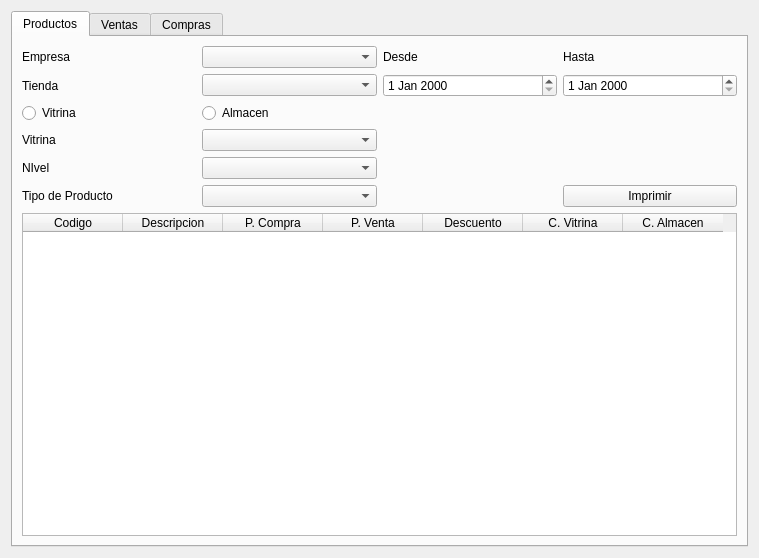
This is reporte/ui_reporte.ui in rodety/Jireh as Qt 5 draws it before an edit. The edited form follows.
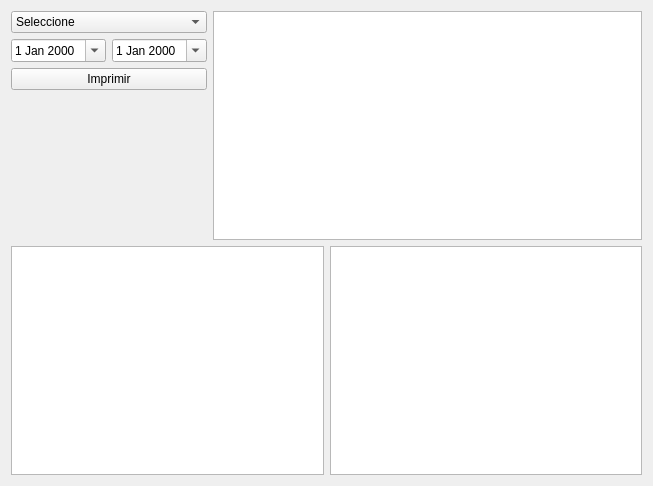
This is the edited form. Icons and pictures are not drawn.

```diff
--- a/reporte/ui_reporte.ui
+++ b/reporte/ui_reporte.ui
@@ -6,322 +6,101 @@
    <rect>
     <x>0</x>
     <y>0</y>
-    <width>759</width>
-    <height>558</height>
+    <width>653</width>
+    <height>486</height>
    </rect>
   </property>
   <property name="windowTitle">
    <string>Form</string>
   </property>
-  <layout class="QGridLayout" name="gridLayout">
+  <layout class="QGridLayout" name="gridLayout_4">
    <item row="0" column="0">
-    <widget class="QTabWidget" name="tabWidget">
-     <property name="currentIndex">
-      <number>0</number>
-     </property>
-     <widget class="QWidget" name="tab">
-      <property name="styleSheet">
-       <string notr="true"/>
-      </property>
-      <attribute name="title">
-       <string>Productos</string>
-      </attribute>
-      <layout class="QGridLayout" name="gridLayout_2">
-       <item row="0" column="0">
-        <layout class="QVBoxLayout" name="verticalLayout_3">
-         <item>
-          <layout class="QGridLayout" name="gridLayout_6">
-           <item row="7" column="0">
-            <widget class="QLabel" name="label_28">
-             <property name="text">
-              <string>NIvel</string>
-             </property>
-            </widget>
-           </item>
-           <item row="7" column="1">
-            <widget class="QComboBox" name="comboBox_7"/>
-           </item>
-           <item row="5" column="1">
-            <widget class="QComboBox" name="comboBox_11"/>
-           </item>
-           <item row="8" column="0">
-            <widget class="QLabel" name="label_32">
-             <property name="text">
-              <string>Tipo de Producto</string>
-             </property>
-            </widget>
-           </item>
-           <item row="0" column="1">
-            <widget class="QComboBox" name="comboBox_9"/>
-           </item>
-           <item row="8" column="3">
-            <widget class="QPushButton" name="pushButton_7">
-             <property name="text">
-              <string>Imprimir</string>
-             </property>
-            </widget>
-           </item>
-           <item row="3" column="1">
-            <widget class="QComboBox" name="comboBox_10"/>
-           </item>
-           <item row="5" column="0">
-            <widget class="QLabel" name="label_19">
-             <property name="text">
-              <string>Vitrina</string>
-             </property>
-            </widget>
-           </item>
-           <item row="0" column="0">
-            <widget class="QLabel" name="label_17">
-             <property name="text">
-              <string>Empresa</string>
-             </property>
-            </widget>
-           </item>
-           <item row="3" column="0">
-            <widget class="QLabel" name="label_18">
-             <property name="text">
-              <string>Tienda</string>
-             </property>
-            </widget>
-           </item>
-           <item row="8" column="1">
-            <widget class="QComboBox" name="comboBox_12"/>
-           </item>
-           <item row="4" column="0">
-            <widget class="QRadioButton" name="radioButton">
-             <property name="text">
-              <string>Vitrina</string>
-             </property>
-            </widget>
-           </item>
-           <item row="4" column="1">
-            <widget class="QRadioButton" name="radioButton_2">
-             <property name="text">
-              <string>Almacen</string>
-             </property>
-            </widget>
-           </item>
-           <item row="0" column="2">
-            <widget class="QLabel" name="label_31">
-             <property name="text">
-              <string>Desde</string>
-             </property>
-            </widget>
-           </item>
-           <item row="0" column="3">
-            <widget class="QLabel" name="label_30">
-             <property name="text">
-              <string>Hasta</string>
-             </property>
-            </widget>
-           </item>
-           <item row="3" column="2">
-            <widget class="QDateEdit" name="dateEdit"/>
-           </item>
-           <item row="3" column="3">
-            <widget class="QDateEdit" name="dateEdit_2"/>
-           </item>
-          </layout>
-         </item>
-         <item>
-          <widget class="QTableWidget" name="tableWidget_3">
-           <column>
+    <layout class="QGridLayout" name="gridLayout_3">
+     <item row="0" column="0" colspan="2">
+      <layout class="QHBoxLayout" name="horizontalLayout">
+       <item>
+        <layout class="QGridLayout" name="gridLayout">
+         <item row="0" column="0" colspan="2">
+          <widget class="QComboBox" name="comboBox">
+           <item>
             <property name="text">
-             <string>Codigo</string>
+             <string>Seleccione</string>
             </property>
-           </column>
-           <column>
+           </item>
+           <item>
             <property name="text">
-             <string>Descripcion</string>
+             <string>Producto</string>
             </property>
-           </column>
-           <column>
+           </item>
+           <item>
             <property name="text">
-             <string>P. Compra</string>
+             <string>Tienda</string>
             </property>
-           </column>
-           <column>
+           </item>
+           <item>
             <property name="text">
-             <string>P. Venta</string>
+             <string>Vendedor</string>
             </property>
-           </column>
-           <column>
+           </item>
+           <item>
             <property name="text">
-             <string>Descuento</string>
+             <string>Clientes</string>
             </property>
-           </column>
-           <column>
-            <property name="text">
-             <string>C. Vitrina</string>
-            </property>
-           </column>
-           <column>
-            <property name="text">
-             <string>C. Almacen</string>
-            </property>
-           </column>
+           </item>
           </widget>
          </item>
-        </layout>
-       </item>
-      </layout>
-     </widget>
-     <widget class="QWidget" name="tab_2">
-      <attribute name="title">
-       <string>Ventas</string>
-      </attribute>
-      <layout class="QGridLayout" name="gridLayout_7">
-       <item row="0" column="0">
-        <layout class="QVBoxLayout" name="verticalLayout_2">
-         <item>
-          <layout class="QGridLayout" name="gridLayout_5">
-           <item row="6" column="0">
-            <widget class="QLabel" name="label_22">
-             <property name="text">
-              <string>Estado</string>
-             </property>
-            </widget>
-           </item>
-           <item row="6" column="1">
-            <widget class="QComboBox" name="comboBox_4"/>
-           </item>
-           <item row="0" column="0">
-            <widget class="QLabel" name="label_14">
-             <property name="text">
-              <string>Empresa</string>
-             </property>
-            </widget>
-           </item>
-           <item row="3" column="0">
-            <widget class="QLabel" name="label_15">
-             <property name="text">
-              <string>Tienda</string>
-             </property>
-            </widget>
-           </item>
-           <item row="0" column="1">
-            <widget class="QComboBox" name="comboBox"/>
-           </item>
-           <item row="3" column="1">
-            <widget class="QComboBox" name="comboBox_2"/>
-           </item>
-           <item row="4" column="0">
-            <widget class="QLabel" name="label_16">
-             <property name="text">
-              <string>Documento</string>
-             </property>
-            </widget>
-           </item>
-           <item row="4" column="1">
-            <widget class="QComboBox" name="comboBox_3"/>
-           </item>
-           <item row="7" column="0">
-            <widget class="QLabel" name="label_27">
-             <property name="text">
-              <string>Forma de Pago</string>
-             </property>
-            </widget>
-           </item>
-           <item row="7" column="1">
-            <widget class="QComboBox" name="comboBox_6"/>
-           </item>
-           <item row="7" column="3">
-            <widget class="QPushButton" name="pushButton_5">
-             <property name="text">
-              <string>Imprimir</string>
-             </property>
-            </widget>
-           </item>
-           <item row="0" column="2">
-            <widget class="QLabel" name="label_21">
-             <property name="text">
-              <string>Desde</string>
-             </property>
-            </widget>
-           </item>
-           <item row="0" column="3">
-            <widget class="QLabel" name="label_24">
-             <property name="text">
-              <string>Hasta</string>
-             </property>
-            </widget>
-           </item>
-           <item row="3" column="2">
-            <widget class="QDateEdit" name="dateEdit_3"/>
-           </item>
-           <item row="3" column="3">
-            <widget class="QDateEdit" name="dateEdit_4"/>
-           </item>
-           <item row="4" column="2">
-            <widget class="QLabel" name="label_23">
-             <property name="text">
-              <string>Producto</string>
-             </property>
-            </widget>
-           </item>
-           <item row="4" column="3">
-            <widget class="QComboBox" name="comboBox_5"/>
-           </item>
-           <item row="6" column="2">
-            <widget class="QLabel" name="label">
-             <property name="text">
-              <string>Escala</string>
-             </property>
-            </widget>
-           </item>
-           <item row="6" column="3">
-            <widget class="QComboBox" name="comboBox_8"/>
-           </item>
-          </layout>
+         <item row="3" column="0" colspan="2">
+          <spacer name="verticalSpacer">
+           <property name="orientation">
+            <enum>Qt::Vertical</enum>
+           </property>
+           <property name="sizeHint" stdset="0">
+            <size>
+             <width>20</width>
+             <height>40</height>
+            </size>
+           </property>
+          </spacer>
          </item>
-        </layout>
-       </item>
-       <item row="1" column="0">
-        <layout class="QHBoxLayout" name="horizontalLayout_4">
-         <item>
-          <widget class="QLabel" name="label_2">
+         <item row="1" column="0">
+          <widget class="QDateEdit" name="dateEdit">
+           <property name="calendarPopup">
+            <bool>true</bool>
+           </property>
+          </widget>
+         </item>
+         <item row="2" column="0" colspan="2">
+          <widget class="QPushButton" name="pushButton_imprimir">
            <property name="text">
-            <string>Imagen</string>
+            <string>Imprimir</string>
+           </property>
+           <property name="icon">
+            <iconset resource="../Icons/Icons.qrc">
+             <normaloff>:/Icons/Print.png</normaloff>:/Icons/Print.png</iconset>
+           </property>
+          </widget>
+         </item>
+         <item row="1" column="1">
+          <widget class="QDateEdit" name="dateEdit_2">
+           <property name="calendarPopup">
+            <bool>true</bool>
            </property>
           </widget>
          </item>
         </layout>
        </item>
-       <item row="2" column="0">
-        <spacer name="verticalSpacer">
-         <property name="orientation">
-          <enum>Qt::Vertical</enum>
-         </property>
-         <property name="sizeHint" stdset="0">
-          <size>
-           <width>20</width>
-           <height>40</height>
-          </size>
-         </property>
-        </spacer>
+       <item>
+        <widget class="QListView" name="listView_entidad"/>
        </item>
       </layout>
-     </widget>
-     <widget class="QWidget" name="tab_3">
-      <attribute name="title">
-       <string>Compras</string>
-      </attribute>
-      <widget class="QLabel" name="label_3">
-       <property name="geometry">
-        <rect>
-         <x>50</x>
-         <y>130</y>
-         <width>181</width>
-         <height>17</height>
-        </rect>
-       </property>
-       <property name="text">
-        <string>Compras por Producto</string>
-       </property>
-      </widget>
-     </widget>
-    </widget>
+     </item>
+     <item row="1" column="0">
+      <widget class="QListView" name="listView_principal"/>
+     </item>
+     <item row="1" column="1">
+      <widget class="QListView" name="listView_secundario"/>
+     </item>
+    </layout>
    </item>
   </layout>
  </widget>
```
Left out of the diff: 4 changed lines with no effect on the pictures.
